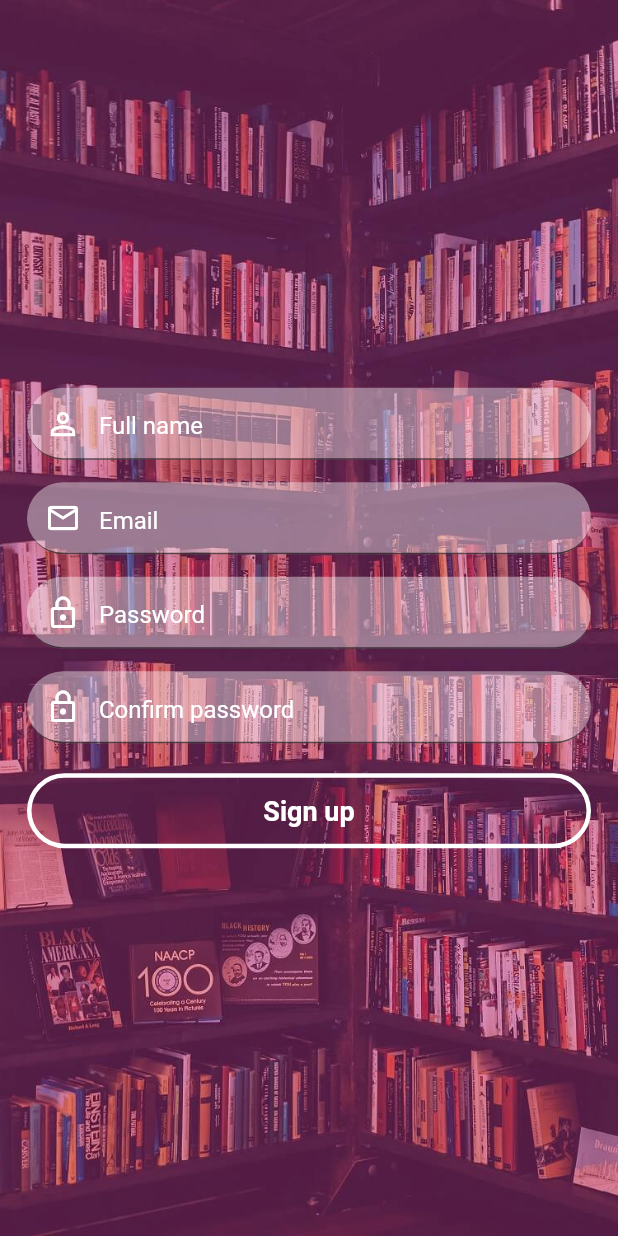
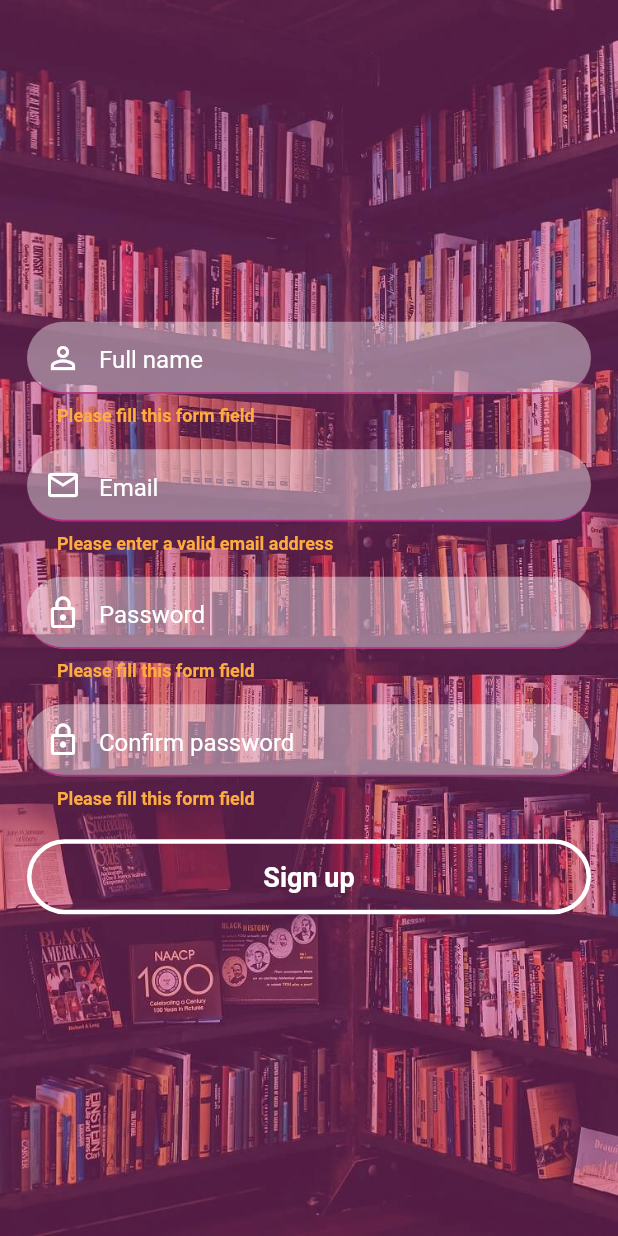
Before and after one commit to abdel7ak96/Bindex-app, a Flutter app: the SignupView screen opened directly, after a tap on "Sign up", on a phone screen of 412 x 824 dp. Run offline on Flutter 3.47's test engine with Material 2 defaults, Android fonts, the light colour scheme and no system bars.

Commit message:
Implement sign up form validation

```diff
--- a/lib/views/signup_view.dart
+++ b/lib/views/signup_view.dart
@@ -1,7 +1,27 @@
+// ignore_for_file: unused_field, avoid_print
+
 import 'package:flutter/material.dart';
 
-class SignupView extends StatelessWidget {
-  const SignupView({ Key? key }) : super(key: key);
+class SignupView extends StatefulWidget {
+	const SignupView({Key? key}) : super(key: key);
+
+	@override
+	State<SignupView> createState() => _SignupViewState();
+}
+
+class _SignupViewState extends State<SignupView> {
+	final _formKey = GlobalKey<FormState>();
+
+	String _fullname = '';
+	String _email = '';
+	String _password = '';
+	String _confirmPassword = '';
+
+	bool validateEmail(email) {
+		return RegExp(
+						r"^[a-zA-Z0-9.a-zA-Z0-9.!#$%&'*+-/=?^_`{|}~]+@[a-zA-Z0-9]+\.[a-zA-Z]+")
+				.hasMatch(email);
+	}
 
 	@override
 	Widget build(BuildContext context) {
@@ -17,98 +37,142 @@ class SignupView extends StatelessWidget {
 										constraints: const BoxConstraints.expand(),
 										decoration: const BoxDecoration(
 												image: DecorationImage(
-                  image: AssetImage('assets/images/login_background.jpg'),
-                  fit: BoxFit.cover
-                )
-              ),
+														image: AssetImage(
+																'assets/images/login_background.jpg'),
+														fit: BoxFit.cover)),
 										child: Center(
 												child: SingleChildScrollView(
+														child: Form(
+											key: _formKey,
 											child: Column(
 												children: [
-                      const CustomTextFormField(
+													CustomTextFormField(
 														hintText: 'Full name',
-                        icon: Icons.person_outline
+														icon: Icons.person_outline,
+														onChange: (value) {
+															_fullname = value;
+														},
 													),
 													const SizedBox(height: 15.0),
-                      const CustomTextFormField(
+													CustomTextFormField(
 														hintText: 'Email',
 														icon: Icons.email_outlined,
 														textInputType: TextInputType.emailAddress,
+														onChange: (value) {
+															_email = value;
+														},
+														validator: (value) {
+															if (value == null ||
+																	value.isEmpty ||
+																	!validateEmail(value)) {
+																return 'Please enter a valid email address';
+															}
+															return null;
+														},
 													),
 													const SizedBox(height: 15.0),
-                      const CustomTextFormField(
+													CustomTextFormField(
 														hintText: 'Password',
 														icon: Icons.lock_outline,
 														textInputType: TextInputType.text,
 														obscureText: true,
+														onChange: (value) {
+															_password = value;
+														},
+														validator: (value) {
+															if (value == null || value.isEmpty) {
+																return 'Please fill this form field';
+															} else if (value.length < 8) {
+																return 'Passwords need to be at least 8 caracters long';
+															}
+															return null;
+														},
 													),
 													const SizedBox(height: 15.0),
-                      const CustomTextFormField(
+													CustomTextFormField(
 														hintText: 'Confirm password',
 														icon: Icons.lock_outline,
 														textInputType: TextInputType.text,
 														obscureText: true,
+														onChange: (value) {
+															_confirmPassword = value;
+														},
+														validator: (value) {
+															if (value == null || value.isEmpty) {
+																return 'Please fill this form field';
+															} else if (value.length < 8) {
+																return 'Passwords need to be at least 8 caracters long';
+															}
+															return null;
+														},
 													),
 													const SizedBox(height: 20.0),
 													SizedBox(
 														width: double.infinity,
 														height: 50.0,
 														child: ElevatedButton(
-                          onPressed: () {},
-                          child: const Text(
-                            'Sign up',
+															onPressed: () {
+																if(_formKey.currentState!.validate()) {
+																	print('full name : '+ _fullname);
+																	print('Email : '+ _email);
+																	print('Password : '+ _password);
+																	print('Confirmed password : '+ _confirmPassword);
+																	_password == _confirmPassword
+																	? print("Password confirmed!")
+																	: print('Password is not confirmed');
+																}
+															},
+															child: const Text('Sign up',
 																	style: TextStyle(
 																			fontSize: 18.0,
-                              fontWeight: FontWeight.w700
-                            )
-                          ),
+																			fontWeight: FontWeight.w700)),
 															style: ButtonStyle(
-                            backgroundColor: MaterialStateProperty.all(Colors.transparent),
+																	backgroundColor: MaterialStateProperty.all(
+																			Colors.transparent),
 																	elevation: MaterialStateProperty.all(0.0),
 																	side: MaterialStateProperty.all(
 																			BorderSide.lerp(
 																					const BorderSide(
 																							style: BorderStyle.solid,
 																							color: Colors.white,
-                                  width: 3.0
-                                ),
+																							width: 3.0),
 																					const BorderSide(
 																							style: BorderStyle.solid,
 																							color: Colors.white,
-                                  width: 3.0
-                                ),
-                                10.0
-                              )
-                            ),
-                            shape: MaterialStateProperty.all<RoundedRectangleBorder>(
+																							width: 3.0),
+																					10.0)),
+																	shape: MaterialStateProperty.all<
+																					RoundedRectangleBorder>(
 																			RoundedRectangleBorder(
 																		borderRadius: BorderRadius.circular(32.0),
-                              )
-                            )
-                          ),
+																	))),
 														),
 													)
 												],
-                  )
-                )
 											),
-            )
-          )
-        )
-      ),
+										))),
+									)))),
 		);
 	}
 }
 
 class CustomTextFormField extends StatelessWidget {
-  const CustomTextFormField({
-    Key? key, required this.hintText, this.icon = Icons.adb_sharp, this.textInputType = TextInputType.text, this.obscureText = false
-  }) : super(key: key);
+	const CustomTextFormField(
+			{Key? key,
+			required this.hintText,
+			this.icon = Icons.adb_sharp,
+			this.textInputType = TextInputType.text,
+			this.obscureText = false,
+			this.validator,
+			this.onChange})
+			: super(key: key);
 
 	final String hintText;
 	final IconData icon;
 	final TextInputType textInputType;
 	final bool obscureText;
+	final String? Function(String?)? validator;
+	final Function(String)? onChange;
 
 	@override
 	Widget build(BuildContext context) {
@@ -116,19 +180,26 @@ class CustomTextFormField extends StatelessWidget {
 			textAlignVertical: TextAlignVertical.center,
 			keyboardType: textInputType,
 			autofocus: false,
-      style:
-          const TextStyle(color: Colors.white, fontSize: 16),
+			validator: validator ??
+					(value) {
+						if (value == null || value.isEmpty) {
+							return 'Please fill this form field';
+						}
+						return null;
+					},
+			onChanged: onChange,
+			// autovalidateMode: AutovalidateMode.onUserInteraction,
+			style: const TextStyle(color: Colors.white, fontSize: 16),
 			obscureText: obscureText,
 			decoration: InputDecoration(
-          prefixIcon: Icon(icon,
-              color: Colors.white),
+					errorStyle: const TextStyle(
+							color: Colors.orangeAccent, fontWeight: FontWeight.bold),
+					prefixIcon: Icon(icon, color: Colors.white),
 					hintText: hintText,
-          hintStyle: const TextStyle(
-              color: Colors.white, fontSize: 16),
-          contentPadding: const EdgeInsets.fromLTRB(
-              20.0, 13.0, 20.0, 10.0),
-          border: UnderlineInputBorder(
-              borderRadius: BorderRadius.circular(32.0)),
+					hintStyle: const TextStyle(color: Colors.white, fontSize: 16),
+					contentPadding: const EdgeInsets.fromLTRB(20.0, 13.0, 20.0, 10.0),
+					border:
+							UnderlineInputBorder(borderRadius: BorderRadius.circular(32.0)),
 					filled: true,
 					fillColor: Colors.white.withOpacity(0.4)),
 		);
```
Lines whose indentation alone changed are shown as unchanged.
